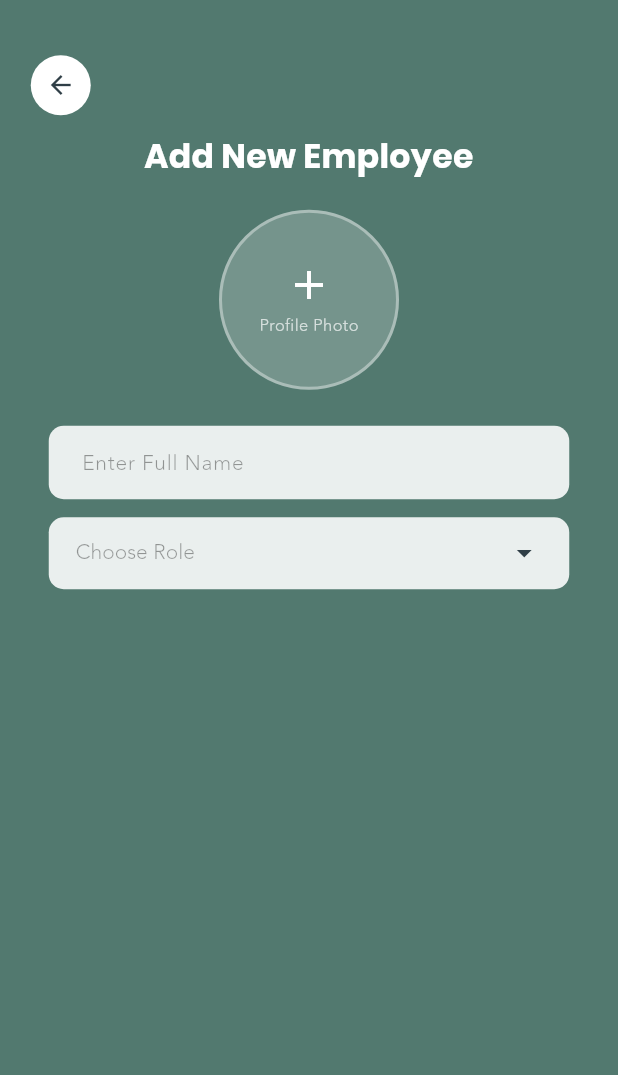
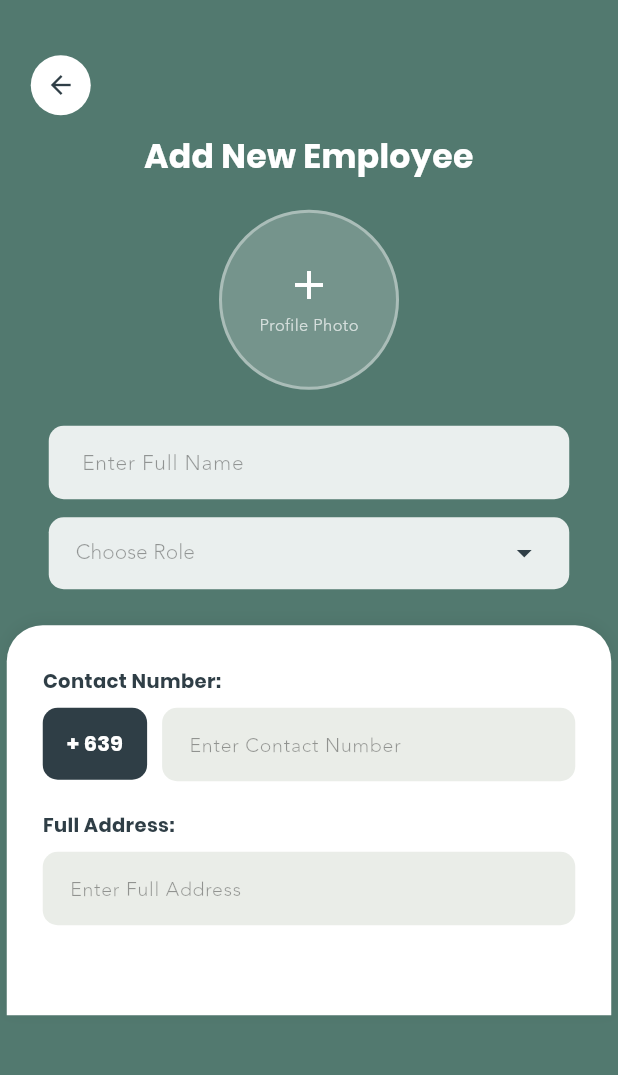
Before and after one commit to Emenjay/Mini-Grocery-System, a Flutter app: the AddStaffScreen screen opened directly, on a phone screen of 412 x 824 dp, the part 109-1184 px from its top. Run offline on Flutter 3.47's test engine with Material 3 defaults, Android fonts, the phone set to English and light mode, and no system bars; our stand-ins replace google_fonts, syncfusion_flutter_calendar; missing offline and left inert: syncfusion_flutter_core; project files that could hold a hidden picture were left out.

Commit message:
chore: add contact/address controllers and white card layout

```diff
--- a/frontend/lib/screens/admin/add_staff_screen.dart
+++ b/frontend/lib/screens/admin/add_staff_screen.dart
@@ -17,12 +17,16 @@ class _AddStaffScreenState extends State<AddStaffScreen> {
   final TextEditingController _nameController = TextEditingController();
   String? _selectedRole;
   static const List<String> _roles = ['Inventory Staff', 'Cashier'];
+  final TextEditingController _contactController = TextEditingController();
+  final TextEditingController _addressController = TextEditingController();
 
 
  // dispose of controllers to prevent memory leaks when the widget is destroyed
   @override
   void dispose() {
     _nameController.dispose();
+    _contactController.dispose();
+    _addressController.dispose();
     super.dispose();
   }
 
@@ -184,6 +188,47 @@ class _AddStaffScreenState extends State<AddStaffScreen> {
                           ),
                         ),
                         const SizedBox(height: 24),
+
+                        Container(
+                          width: double.infinity,
+                          decoration: const BoxDecoration(
+                            color: AppColors.white,
+                            borderRadius: BorderRadius.only(
+                              topLeft: Radius.circular(24),
+                              topRight: Radius.circular(24),
+                            ),
+                            boxShadow: [
+                              BoxShadow(
+                                color: Color(0x10000000),
+                                blurRadius: 8,
+                                offset: Offset(0, -2),
+                              ),
+                            ],
+                          ),
+                          padding: const EdgeInsets.fromLTRB(24, 28, 24, 32),
+                          child: Column(
+                            crossAxisAlignment: CrossAxisAlignment.start,
+
+                            children: [
+                              _FieldLabel(label: 'Contact Number:'),
+                              const SizedBox(height: 8),
+                              _ContactNumberField(controller: _contactController),
+                              const SizedBox(height: 20),
+                              _FieldLabel(label: 'Full Address:'),
+                              const SizedBox(height: 8),
+                              _WhiteFormField(
+                                controller: _addressController,
+                                hintText: 'Enter Full Address',
+                                validator: (v) => (v == null || v.trim().isEmpty)
+                                  ? 'Address is required'
+                                  : null,
+                              ),
+                              const SizedBox(height: 28),
+
+                              // ----
+                            ],
+                          ),
+                        ),
 
 
                       ],
```
